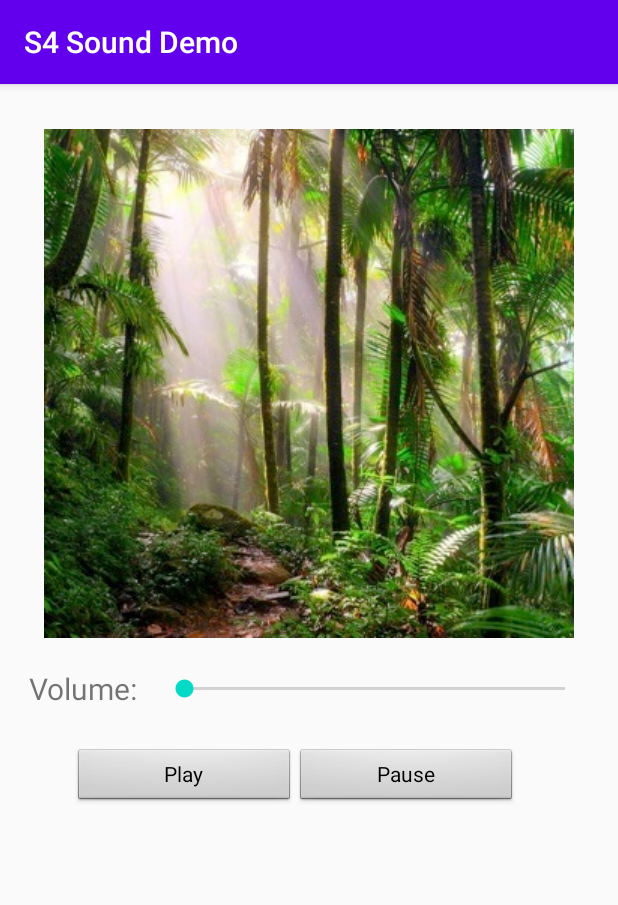
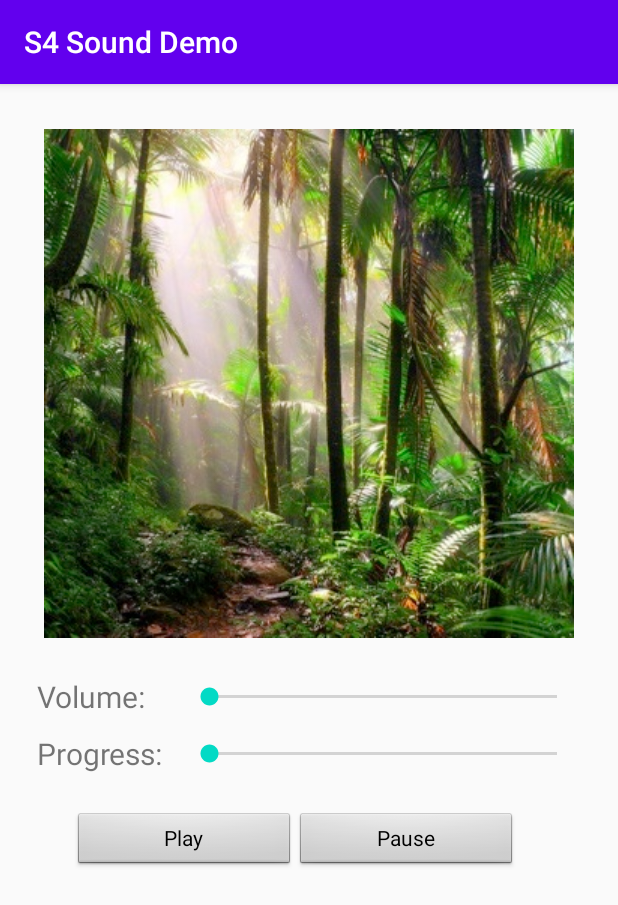
Before and after one commit to Udemy-The-Complete-Android-Dev-Course/S4-Sound-Demo, an Android app: the screen it shows after launch (MainActivity), on a phone screen of 412 x 824 dp. Shown: the top 905 px of the screen. Run offline under Robolectric (Android 15) with nearby library versions, the phone set to English and light mode, and no system bars.

Commit message:
Add a progress bar to control the playing location in the audio file.

```diff
--- a/app/src/main/java/ldansorean/s4sounddemo/MainActivity.java
+++ b/app/src/main/java/ldansorean/s4sounddemo/MainActivity.java
@@ -10,13 +10,15 @@ import android.util.Log;
 import android.view.View;
 import android.widget.SeekBar;
 
+import java.util.Timer;
+import java.util.TimerTask;
+
 import static android.media.AudioManager.STREAM_MUSIC;
 
 public class MainActivity extends AppCompatActivity {
 
     private MediaPlayer mediaPlayer;
     private AudioManager audioManager;
-    private SeekBar volumeSeekBar;
 
     @Override
     protected void onCreate(Bundle savedInstanceState) {
@@ -25,9 +27,45 @@ public class MainActivity extends AppCompatActivity {
 
         mediaPlayer = MediaPlayer.create(this, R.raw.rainforest);
         audioManager = (AudioManager) getSystemService(Context.AUDIO_SERVICE);
-        volumeSeekBar = findViewById(R.id.volume);
 
-        //setup volume controls
+        setupVolumeSeeker();
+        setupProgressSeeker();
+    }
+
+    private void setupProgressSeeker() {
+        final SeekBar progressSeekBar = findViewById(R.id.progress);
+        progressSeekBar.setMax(mediaPlayer.getDuration());
+
+        //seek bar should be updated as song keeps playing
+        new Timer().schedule(new TimerTask() {
+            @Override
+            public void run() {
+                progressSeekBar.setProgress(mediaPlayer.getCurrentPosition());
+            }
+        }, 0, 1000);
+
+        //when manually updating seekbar should jump to the position in the audio file
+        progressSeekBar.setOnSeekBarChangeListener(new SeekBar.OnSeekBarChangeListener() {
+            @Override
+            public void onProgressChanged(SeekBar seekBar, int progress, boolean fromUser) {
+                mediaPlayer.seekTo(progress);
+            }
+
+            @Override
+            public void onStartTrackingTouch(SeekBar seekBar) {
+                mediaPlayer.pause();
+            }
+
+            @Override
+            public void onStopTrackingTouch(SeekBar seekBar) {
+                mediaPlayer.start();
+            }
+        });
+    }
+
+    private void setupVolumeSeeker() {
+        SeekBar volumeSeekBar = findViewById(R.id.volume);
+
         int maxVolume = audioManager.getStreamMaxVolume(STREAM_MUSIC);
         int currentVolume = audioManager.getStreamVolume(STREAM_MUSIC);
         volumeSeekBar.setMax(maxVolume);
@@ -36,7 +74,6 @@ public class MainActivity extends AppCompatActivity {
         volumeSeekBar.setOnSeekBarChangeListener(new SeekBar.OnSeekBarChangeListener() {
             @Override
             public void onProgressChanged(SeekBar seekBar, int progress, boolean fromUser) {
-                Log.i("seekbar", Integer.toString(progress));
                 audioManager.setStreamVolume(STREAM_MUSIC, progress, 0);
             }
 
--- a/app/src/main/res/layout/activity_main.xml
+++ b/app/src/main/res/layout/activity_main.xml
@@ -6,10 +6,20 @@
     android:layout_height="match_parent"
     tools:context=".MainActivity">
 
+    <ImageView
+        android:id="@+id/imageView"
+        android:layout_width="wrap_content"
+        android:layout_height="wrap_content"
+        android:layout_marginTop="30dp"
+        app:layout_constraintEnd_toEndOf="parent"
+        app:layout_constraintStart_toStartOf="parent"
+        app:layout_constraintTop_toTopOf="parent"
+        app:srcCompat="@drawable/rainforest" />
+
     <TableLayout
         android:id="@+id/volumeAndProgressControlls"
         android:layout_width="373dp"
-        android:layout_height="33dp"
+        android:layout_height="wrap_content"
         android:layout_marginTop="20dp"
         app:layout_constraintEnd_toEndOf="parent"
         app:layout_constraintStart_toStartOf="parent"
@@ -17,7 +27,8 @@
 
         <TableRow
             android:layout_width="match_parent"
-            android:layout_height="match_parent">
+            android:layout_height="match_parent"
+            android:layout_margin="5dp">
 
             <TextView
                 android:id="@+id/textView"
@@ -30,6 +41,28 @@
 
             <SeekBar
                 android:id="@+id/volume"
+                android:layout_width="match_parent"
+                android:layout_height="match_parent"
+                android:layout_column="1"
+                android:layout_weight="1" />
+        </TableRow>
+
+        <TableRow
+            android:layout_width="match_parent"
+            android:layout_height="match_parent"
+            android:layout_margin="5dp">
+
+            <TextView
+                android:id="@+id/textView2"
+                android:layout_width="wrap_content"
+                android:layout_height="wrap_content"
+                android:layout_column="0"
+                android:layout_marginEnd="10dp"
+                android:text="Progress: "
+                android:textSize="20sp" />
+
+            <SeekBar
+                android:id="@+id/progress"
                 android:layout_width="match_parent"
                 android:layout_height="match_parent"
                 android:layout_column="1"
@@ -66,14 +99,4 @@
             android:text="Pause" />
     </LinearLayout>
 
-    <ImageView
-        android:id="@+id/imageView"
-        android:layout_width="wrap_content"
-        android:layout_height="wrap_content"
-        android:layout_marginTop="30dp"
-        app:layout_constraintEnd_toEndOf="parent"
-        app:layout_constraintStart_toStartOf="parent"
-        app:layout_constraintTop_toTopOf="parent"
-        app:srcCompat="@drawable/rainforest" />
-
 </androidx.constraintlayout.widget.ConstraintLayout>
```
